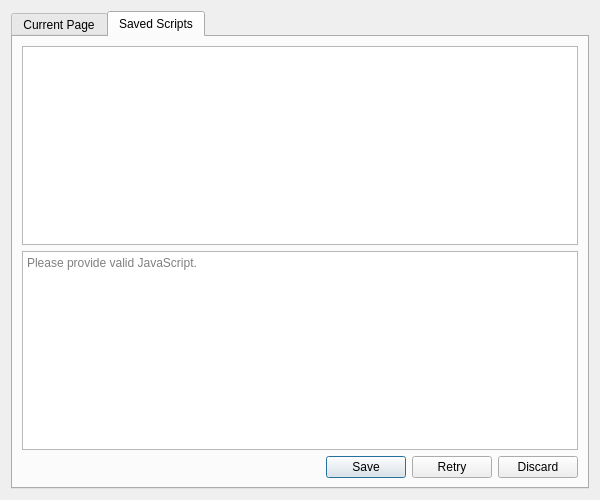
Above: UI/dooble_javascript.ui from textbrowser/dooble before the change. Below: the same form after it.
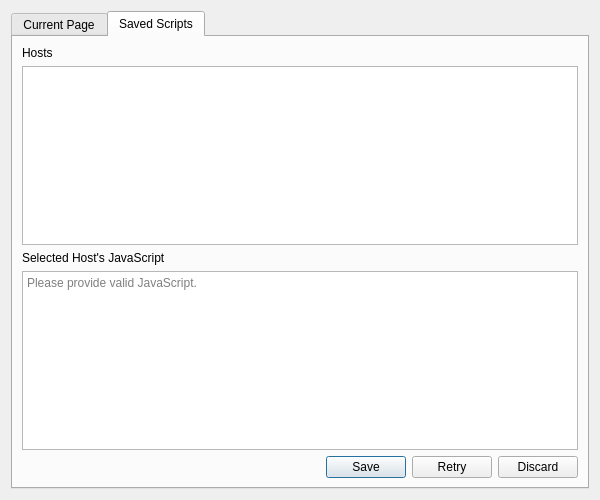
That is the form after the change. The open tabs and pages were chosen to show the change. Icons and pictures are not drawn.

Patch:
```diff
--- a/UI/dooble_javascript.ui
+++ b/UI/dooble_javascript.ui
@@ -66,6 +66,13 @@
        <string>Saved Scripts</string>
       </attribute>
       <layout class="QVBoxLayout" name="verticalLayout_3">
+       <item>
+        <widget class="QLabel" name="label_2">
+         <property name="text">
+          <string>Hosts</string>
+         </property>
+        </widget>
+       </item>
        <item>
         <widget class="QListWidget" name="list">
          <property name="alternatingRowColors">
@@ -85,6 +92,13 @@
          </property>
         </widget>
        </item>
+       <item>
+        <widget class="QLabel" name="label_3">
+         <property name="text">
+          <string>Selected Host's JavaScript</string>
+         </property>
+        </widget>
+       </item>
        <item>
         <widget class="QPlainTextEdit" name="edit">
          <property name="placeholderText">
```
Left out of the diff: 3 changed lines with no effect on the pictures.
